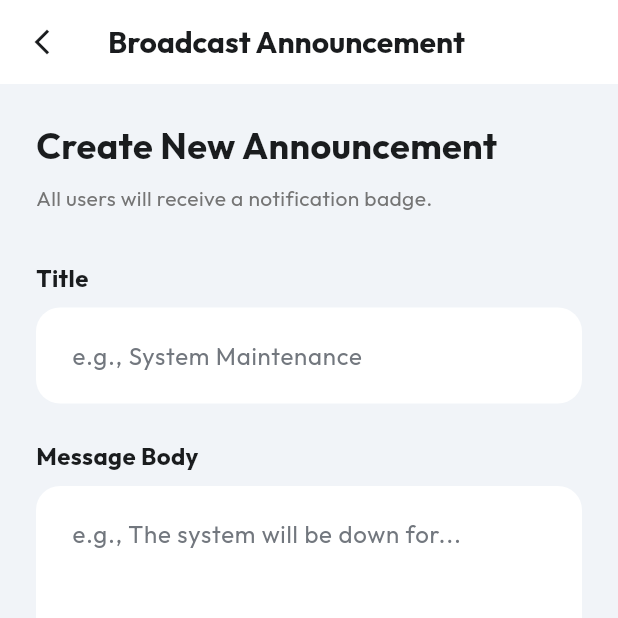
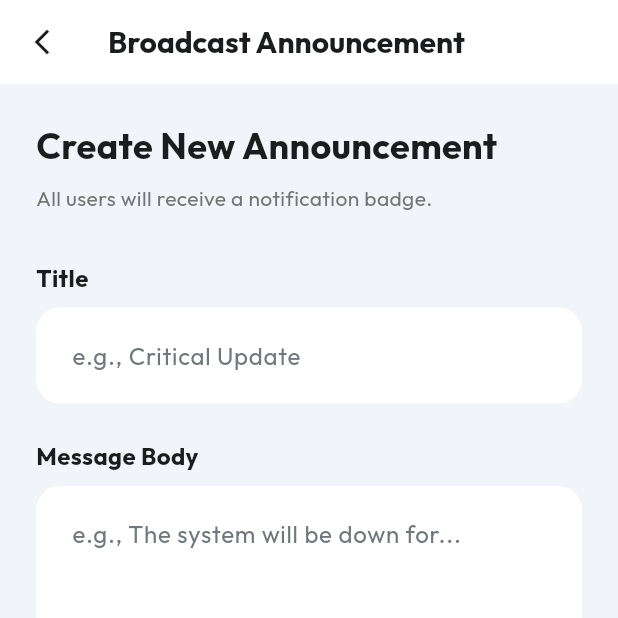
Before and after one commit to SajadYoosuf/cab-sharing, a Flutter app: the AdminDashboardPage screen opened by its route, after a tap on "Broadcast Announcement", on a phone screen of 412 x 824 dp, the top half of it. Run offline on Flutter 3.47's test engine with Material 3 defaults, Android fonts, the light colour scheme and no system bars; our stand-ins replace cloud_firestore, equatable, firebase_auth, firebase_core, firebase_storage, fl_chart and 9 more; accounts and stored records are empty; statements that could not run were skipped.

Commit message:
database management and other app configraution and cal icons removed

```diff
--- a/lib/screens/admin_announcement_page.dart
+++ b/lib/screens/admin_announcement_page.dart
@@ -75,7 +75,7 @@ class _AdminAnnouncementPageState extends State<AdminAnnouncementPage> {
             _buildLabel('Title'),
             TextField(
               controller: _titleController,
-              decoration: _inputDecoration('e.g., System Maintenance'),
+              decoration: _inputDecoration('e.g., Critical Update'),
             ),
             const SizedBox(height: 24),
 
--- a/lib/screens/admin_dashboard_page.dart
+++ b/lib/screens/admin_dashboard_page.dart
@@ -109,14 +109,7 @@ class _AdminDashboardPageState extends State<AdminDashboardPage> {
              Colors.orange,
              onTap: _showChangePasswordDialog,
           ),
-          _buildActionItem(
-            'Database Maintenance',
-            Icons.storage_rounded,
-            Colors.purple,
-            onTap: () {
-               ScaffoldMessenger.of(context).showSnackBar(const SnackBar(content: Text('Maintenance mode is currently disabled.')));
-            },
-          ),
+
           const SizedBox(height: 24),
           SizedBox(
             width: double.infinity,
@@ -226,7 +219,7 @@ class _AdminDashboardPageState extends State<AdminDashboardPage> {
              Colors.purple,
              onTap: () => Navigator.push(context, MaterialPageRoute(builder: (_) => const AdminAnnouncementPage())),
           ),
-          _buildActionItem('App Configuration', Icons.settings_suggest_rounded, Colors.grey),
+
           _buildActionItem('System Security', Icons.security_rounded, Colors.teal),
           _buildActionItem(
              'Verify Users',
--- a/lib/screens/ride_detail_page.dart
+++ b/lib/screens/ride_detail_page.dart
@@ -560,10 +560,7 @@ class _RideDetailPageState extends State<RideDetailPage> {
               ],
             ),
           ),
-          IconButton(
-            icon: const Icon(Icons.phone_in_talk_rounded, color: AppColors.primary),
-            onPressed: () {},
-          ),
+
         ],
       ),
     );
```
